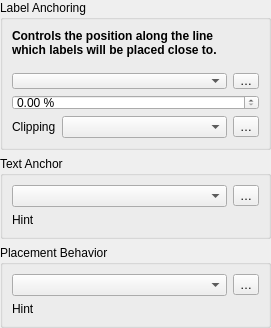
qgis/QGIS, file src/ui/labeling/qgslabellineanchorwidgetbase.ui: the form before one commit.
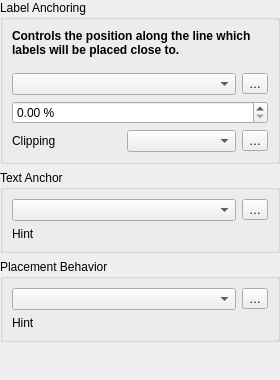
The form after the commit. Custom widgets are drawn as their Qt base class.

Commit message: Fix alignment and widgets order/position in the line anchor settings dialog

Diff of the .ui file:
```diff
--- a/src/ui/labeling/qgslabellineanchorwidgetbase.ui
+++ b/src/ui/labeling/qgslabellineanchorwidgetbase.ui
@@ -6,8 +6,8 @@
    <rect>
     <x>0</x>
     <y>0</y>
-    <width>271</width>
-    <height>315</height>
+    <width>280</width>
+    <height>380</height>
    </rect>
   </property>
   <property name="windowTitle">
@@ -26,12 +26,12 @@
    <property name="bottomMargin">
     <number>0</number>
    </property>
-   <item row="0" column="0" colspan="2">
+   <item row="0" column="0">
     <widget class="QGroupBox" name="groupBox">
      <property name="title">
       <string>Label Anchoring</string>
      </property>
-     <layout class="QGridLayout" name="gridLayout_4" columnstretch="0,1,0">
+     <layout class="QGridLayout" name="gridLayout_4">
       <item row="2" column="1">
        <widget class="QComboBox" name="mClippingComboBox"/>
       </item>
@@ -42,7 +42,7 @@
         </property>
        </widget>
       </item>
-      <item row="0" column="0" colspan="2">
+      <item row="0" column="0" colspan="3">
        <widget class="QLabel" name="label">
         <property name="text">
          <string>&lt;b&gt;Controls the position along the line which labels will be placed close to.&lt;/b&gt;</string>
@@ -89,7 +89,7 @@
      </layout>
     </widget>
    </item>
-   <item row="1" column="0" colspan="2">
+   <item row="1" column="0">
     <widget class="QGroupBox" name="groupBox_3">
      <property name="title">
       <string>Text Anchor</string>
@@ -118,7 +118,7 @@
      </layout>
     </widget>
    </item>
-   <item row="2" column="0" colspan="2">
+   <item row="2" column="0">
     <widget class="QGroupBox" name="groupBox_2">
      <property name="title">
       <string>Placement Behavior</string>
@@ -147,7 +147,7 @@
      </layout>
     </widget>
    </item>
-   <item row="2" column="1">
+   <item row="3" column="0">
     <spacer name="verticalSpacer">
      <property name="orientation">
       <enum>Qt::Vertical</enum>
```
Left out of the diff: 5 changed lines with no effect on the pictures.
